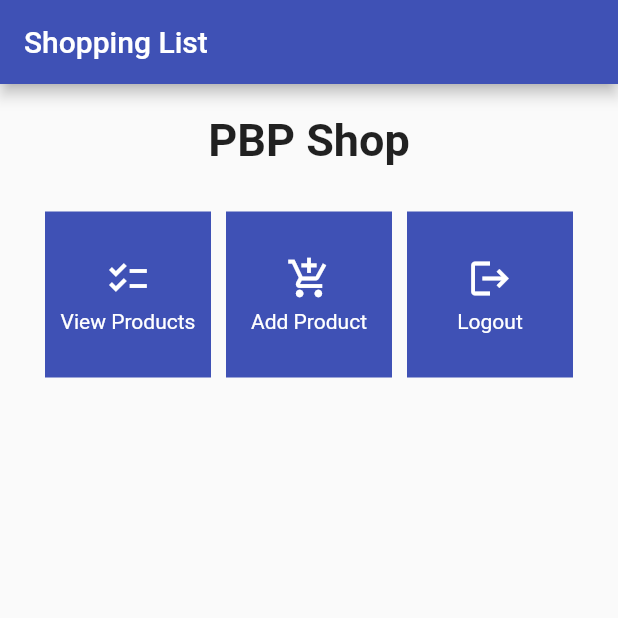
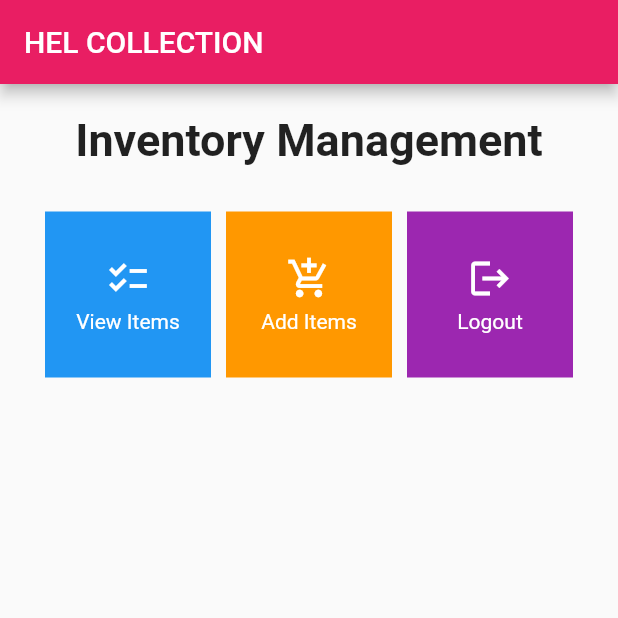
Before and after one commit to MariaHelgaGriz/clothes_collection_mobile, a Flutter app: the screen it shows after launch, on a phone screen of 412 x 824 dp, the top half of it. Run offline on Flutter 3.47's test engine with Material 2 defaults, Android fonts, the phone set to English and light mode, and no system bars.

Commit message:
Completed Assignment 7

```diff
--- a/lib/main.dart
+++ b/lib/main.dart
@@ -29,7 +29,7 @@ class MyApp extends StatelessWidget {
           //
           // This works for code too, not just values: Most code changes can be
           // tested with just a hot reload.
-          primarySwatch: Colors.indigo
+          primarySwatch: Colors.pink
           // useMaterial3: true,
           ),
       home: MyHomePage(),
--- a/lib/menu.dart
+++ b/lib/menu.dart
@@ -3,10 +3,11 @@ import 'package:flutter/material.dart';
 class MyHomePage extends StatelessWidget {
   MyHomePage({Key? key}) : super(key: key);
 
-  final List<ShopItem> items = [
-    ShopItem("View Products", Icons.checklist),
-    ShopItem("Add Product", Icons.add_shopping_cart),
-    ShopItem("Logout", Icons.logout),
+  final List<ClothesItem> items = [
+    ClothesItem("View Items", Icons.checklist,
+        Colors.blue), // Set the color for each item
+    ClothesItem("Add Items", Icons.add_shopping_cart, Colors.orange),
+    ClothesItem("Logout", Icons.logout, Colors.purple),
   ];
 
   // This widget is the home page of your application. It is stateful, meaning
@@ -23,7 +24,7 @@ class MyHomePage extends StatelessWidget {
     return Scaffold(
       appBar: AppBar(
         title: const Text(
-          'Shopping List',
+          'HEL COLLECTION ',
         ),
       ),
       body: SingleChildScrollView(
@@ -37,7 +38,7 @@ class MyHomePage extends StatelessWidget {
                 padding: EdgeInsets.only(top: 10.0, bottom: 10.0),
                 // Text widget to display text with center alignment and appropriate style
                 child: Text(
-                  'PBP Shop', // Text indicating the shop name
+                  'Inventory Management', // Text indicating the shop name
                   textAlign: TextAlign.center,
                   style: TextStyle(
                     fontSize: 30,
@@ -54,7 +55,7 @@ class MyHomePage extends StatelessWidget {
                 mainAxisSpacing: 10,
                 crossAxisCount: 3,
                 shrinkWrap: true,
-                children: items.map((ShopItem item) {
+                children: items.map((ClothesItem item) {
                   // Iteration for each item
                   return ShopCard(item);
                 }).toList(),
@@ -68,14 +69,14 @@ class MyHomePage extends StatelessWidget {
 }
 
 class ShopCard extends StatelessWidget {
-  final ShopItem item;
+  final ClothesItem item;
 
   const ShopCard(this.item, {Key? key}); // Constructor
 
   @override
   Widget build(BuildContext context) {
     return Material(
-      color: Colors.indigo,
+      color: item.buttonColor,
       child: InkWell(
         // Responsive touch area
         onTap: () {
@@ -83,7 +84,7 @@ class ShopCard extends StatelessWidget {
           ScaffoldMessenger.of(context)
             ..hideCurrentSnackBar()
             ..showSnackBar(SnackBar(
-                content: Text("You pressed the ${item.name} button!")));
+                content: Text("You clicked the ${item.name} button!")));
         },
         child: Container(
           // Container to hold Icon and Text
@@ -112,9 +113,12 @@ class ShopCard extends StatelessWidget {
   }
 }
 
-class ShopItem {
+class ClothesItem {
   final String name;
   final IconData icon;
+  final Color buttonColor;
 
-  ShopItem(this.name, this.icon);
+  ClothesItem(this.name, this.icon, this.buttonColor);
+
+  // Rest of the class remains the same
 }
```
